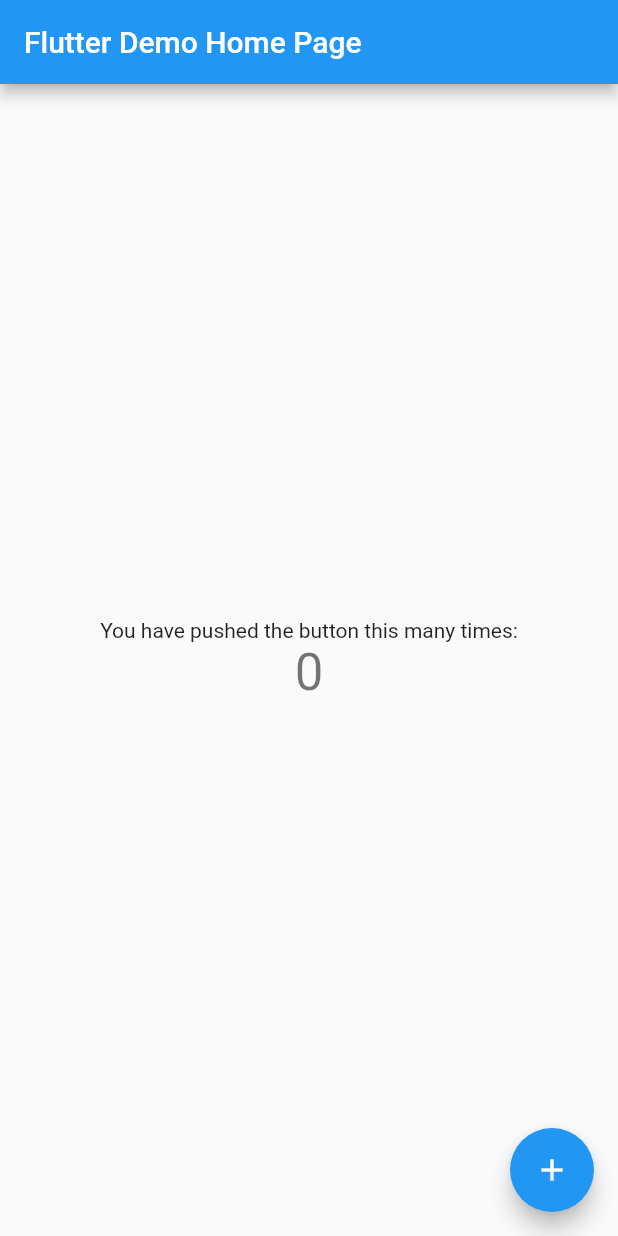
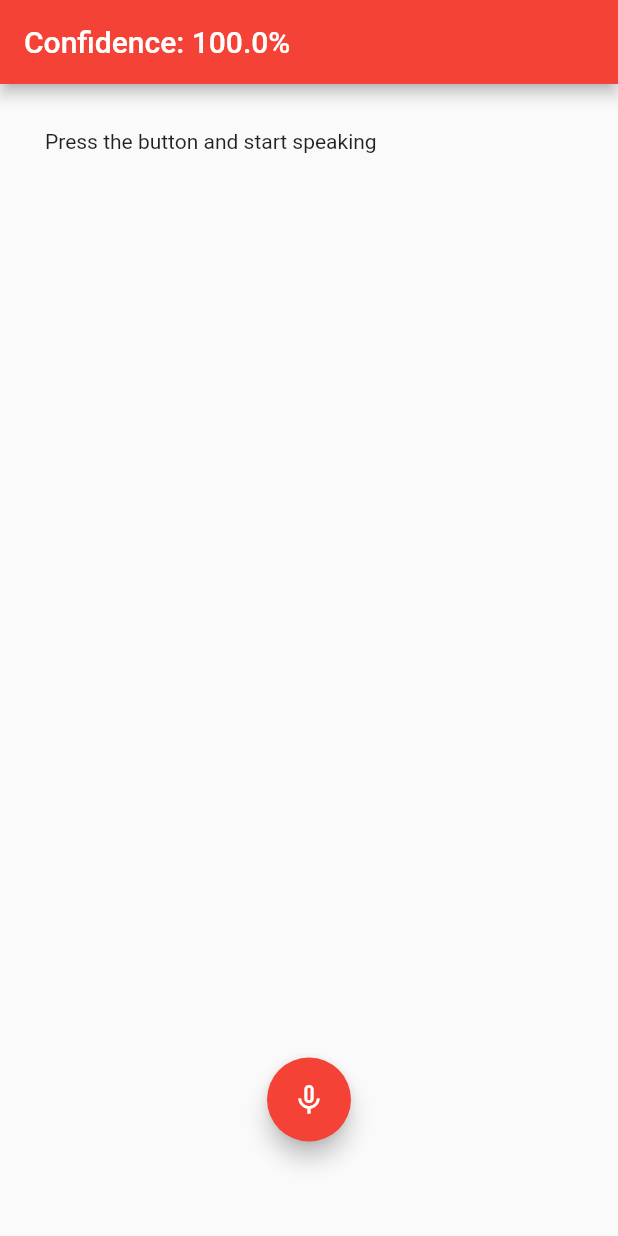
Before and after one commit to yogameleniawan/flutter_voice_recognition, a Flutter app: the screen it shows after launch, on a phone screen of 412 x 824 dp. Run offline on Flutter 3.47's test engine with Material 2 defaults, Android fonts, the phone set to English and light mode, and no system bars; drawn by our look-alikes of avatar_glow; our stand-ins replace speech_to_text; missing offline and left inert: highlight_text.

Commit message:
voice to text testing

```diff
--- a/lib/main.dart
+++ b/lib/main.dart
@@ -1,113 +1,142 @@
+import 'package:avatar_glow/avatar_glow.dart';
 import 'package:flutter/material.dart';
+import 'package:highlight_text/highlight_text.dart';
+import 'package:speech_to_text/speech_to_text.dart' as stt;
 
 void main() {
   runApp(MyApp());
 }
 
 class MyApp extends StatelessWidget {
-  // This widget is the root of your application.
   @override
   Widget build(BuildContext context) {
     return MaterialApp(
-      title: 'Flutter Demo',
+      title: 'Flutter Voice',
+      debugShowCheckedModeBanner: false,
       theme: ThemeData(
-        // This is the theme of your application.
-        //
-        // Try running your application with "flutter run". You'll see the
-        // application has a blue toolbar. Then, without quitting the app, try
-        // changing the primarySwatch below to Colors.green and then invoke
-        // "hot reload" (press "r" in the console where you ran "flutter run",
-        // or simply save your changes to "hot reload" in a Flutter IDE).
-        // Notice that the counter didn't reset back to zero; the application
-        // is not restarted.
-        primarySwatch: Colors.blue,
+        primarySwatch: Colors.red,
+        visualDensity: VisualDensity.adaptivePlatformDensity,
       ),
-      home: MyHomePage(title: 'Flutter Demo Home Page'),
+      home: SpeechScreen(),
     );
   }
 }
 
-class MyHomePage extends StatefulWidget {
-  MyHomePage({Key key, this.title}) : super(key: key);
+class SpeechScreen extends StatefulWidget {
+  @override
+  _SpeechScreenState createState() => _SpeechScreenState();
+}
 
-  // This widget is the home page of your application. It is stateful, meaning
-  // that it has a State object (defined below) that contains fields that affect
-  // how it looks.
+class _SpeechScreenState extends State<SpeechScreen> {
+  final Map<String, HighlightedWord> _highlights = {
+    'flutter': HighlightedWord(
+      onTap: () => print('flutter'),
+      textStyle: const TextStyle(
+        color: Colors.blue,
+        fontWeight: FontWeight.bold,
+      ),
+    ),
+    'voice': HighlightedWord(
+      onTap: () => print('voice'),
+      textStyle: const TextStyle(
+        color: Colors.green,
+        fontWeight: FontWeight.bold,
+      ),
+    ),
+    'subscribe': HighlightedWord(
+      onTap: () => print('subscribe'),
+      textStyle: const TextStyle(
+        color: Colors.red,
+        fontWeight: FontWeight.bold,
+      ),
+    ),
+    'like': HighlightedWord(
+      onTap: () => print('like'),
+      textStyle: const TextStyle(
+        color: Colors.blueAccent,
+        fontWeight: FontWeight.bold,
+      ),
+    ),
+    'comment': HighlightedWord(
+      onTap: () => print('comment'),
+      textStyle: const TextStyle(
+        color: Colors.green,
+        fontWeight: FontWeight.bold,
+      ),
+    ),
+  };
 
-  // This class is the configuration for the state. It holds the values (in this
-  // case the title) provided by the parent (in this case the App widget) and
-  // used by the build method of the State. Fields in a Widget subclass are
-  // always marked "final".
-
-  final String title;
+  stt.SpeechToText _speech;
+  bool _isListening = false;
+  String _text = 'Press the button and start speaking';
+  double _confidence = 1.0;
 
   @override
-  _MyHomePageState createState() => _MyHomePageState();
-}
-
-class _MyHomePageState extends State<MyHomePage> {
-  int _counter = 0;
-
-  void _incrementCounter() {
-    setState(() {
-      // This call to setState tells the Flutter framework that something has
-      // changed in this State, which causes it to rerun the build method below
-      // so that the display can reflect the updated values. If we changed
-      // _counter without calling setState(), then the build method would not be
-      // called again, and so nothing would appear to happen.
-      _counter++;
-    });
+  void initState() {
+    super.initState();
+    _speech = stt.SpeechToText();
   }
 
   @override
   Widget build(BuildContext context) {
-    // This method is rerun every time setState is called, for instance as done
-    // by the _incrementCounter method above.
-    //
-    // The Flutter framework has been optimized to make rerunning build methods
-    // fast, so that you can just rebuild anything that needs updating rather
-    // than having to individually change instances of widgets.
     return Scaffold(
       appBar: AppBar(
-        // Here we take the value from the MyHomePage object that was created by
-        // the App.build method, and use it to set our appbar title.
-        title: Text(widget.title),
+        title: Text('Confidence: ${(_confidence * 100.0).toStringAsFixed(1)}%'),
       ),
-      body: Center(
-        // Center is a layout widget. It takes a single child and positions it
-        // in the middle of the parent.
-        child: Column(
-          // Column is also a layout widget. It takes a list of children and
-          // arranges them vertically. By default, it sizes itself to fit its
-          // children horizontally, and tries to be as tall as its parent.
-          //
-          // Invoke "debug painting" (press "p" in the console, choose the
-          // "Toggle Debug Paint" action from the Flutter Inspector in Android
-          // Studio, or the "Toggle Debug Paint" command in Visual Studio Code)
-          // to see the wireframe for each widget.
-          //
-          // Column has various properties to control how it sizes itself and
-          // how it positions its children. Here we use mainAxisAlignment to
-          // center the children vertically; the main axis here is the vertical
-          // axis because Columns are vertical (the cross axis would be
-          // horizontal).
-          mainAxisAlignment: MainAxisAlignment.center,
-          children: <Widget>[
-            Text(
-              'You have pushed the button this many times:',
-            ),
-            Text(
-              '$_counter',
-              style: Theme.of(context).textTheme.headline4,
-            ),
-          ],
+      floatingActionButtonLocation: FloatingActionButtonLocation.centerFloat,
+      floatingActionButton: AvatarGlow(
+        animate: _isListening,
+        glowColor: Theme.of(context).primaryColor,
+        endRadius: 75.0,
+        duration: const Duration(milliseconds: 2000),
+        repeatPauseDuration: const Duration(milliseconds: 100),
+        repeat: true,
+        child: FloatingActionButton(
+          onPressed: _listen,
+          child: Icon(_isListening ? Icons.mic : Icons.mic_none),
         ),
       ),
-      floatingActionButton: FloatingActionButton(
-        onPressed: _incrementCounter,
-        tooltip: 'Increment',
-        child: Icon(Icons.add),
-      ), // This trailing comma makes auto-formatting nicer for build methods.
+      body: SingleChildScrollView(
+        reverse: true,
+        child: Container(
+          padding: const EdgeInsets.fromLTRB(30.0, 30.0, 30.0, 150.0),
+          child: Text(
+            _text,
+          ),
+          // child: TextHighlight(
+          //   text: _text,
+          //   words: _highlights,
+          //   textStyle: const TextStyle(
+          //     fontSize: 32.0,
+          //     color: Colors.black,
+          //     fontWeight: FontWeight.w400,
+          //   ),
+          // ),
+        ),
+      ),
     );
   }
+
+  void _listen() async {
+    if (!_isListening) {
+      bool available = await _speech.initialize(
+        onStatus: (val) => print('onStatus: $val'),
+        onError: (val) => print('onError: $val'),
+      );
+      if (available) {
+        setState(() => _isListening = true);
+        _speech.listen(
+          onResult: (val) => setState(() {
+            _text = val.recognizedWords;
+            if (val.hasConfidenceRating && val.confidence > 0) {
+              _confidence = val.confidence;
+            }
+          }),
+        );
+      }
+    } else {
+      setState(() => _isListening = false);
+      _speech.stop();
+    }
+  }
 }
--- a/pubspec.yaml
+++ b/pubspec.yaml
@@ -28,6 +28,9 @@
   # The following adds the Cupertino Icons font to your application.
   # Use with the CupertinoIcons class for iOS style icons.
   cupertino_icons: ^1.0.2
+  speech_to_text: ^4.2.2
+  highlight_text: any
+  avatar_glow: any
 
 dev_dependencies:
   flutter_test:
```
Also changed, not shown: pubspec.lock, 2 other files.
